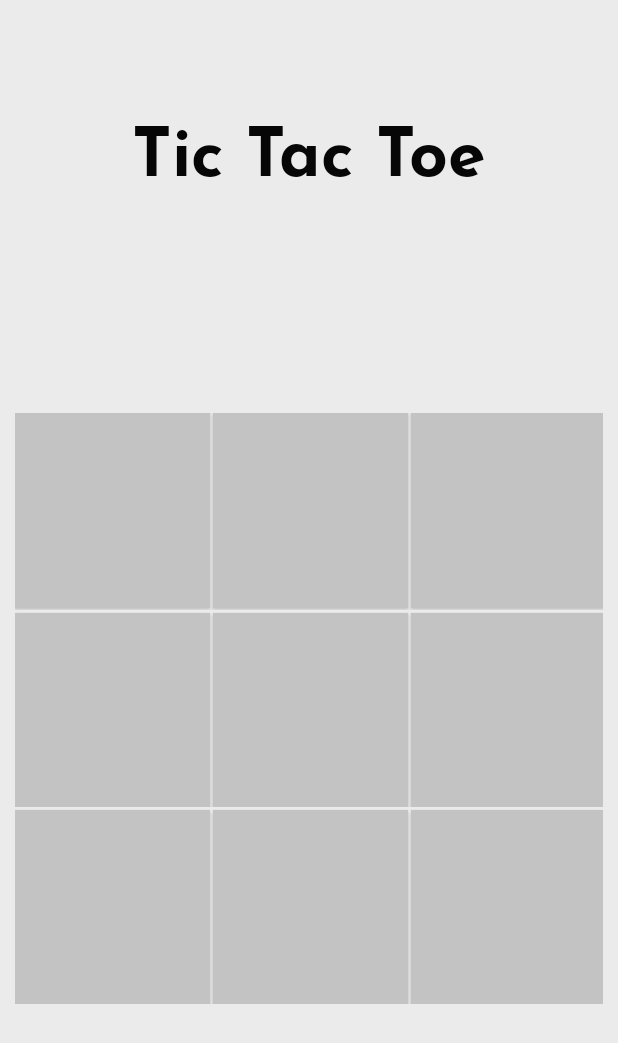
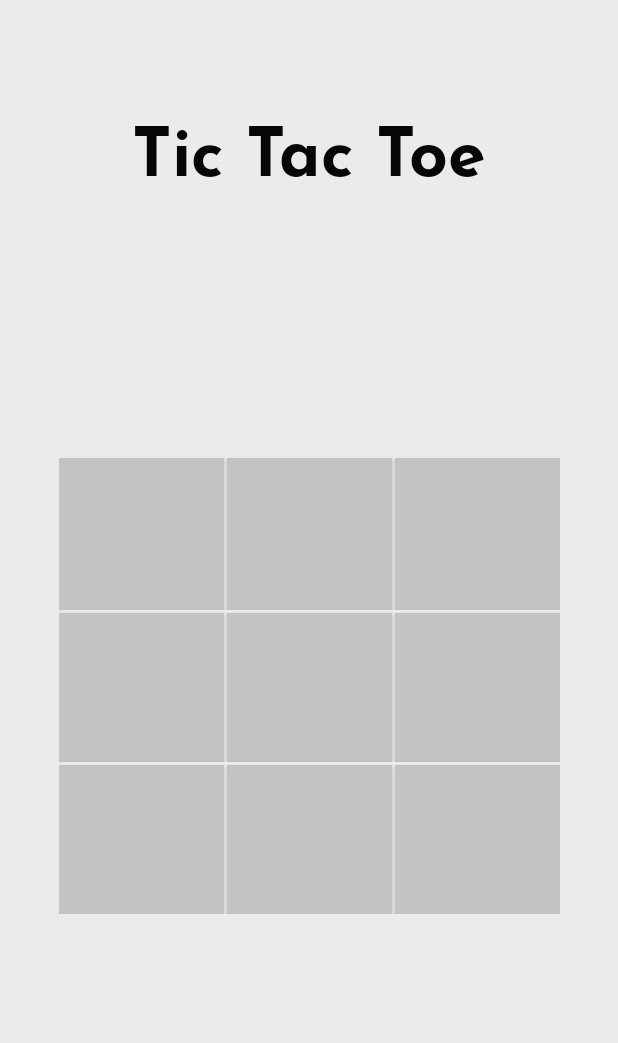
Before and after one commit to PatrykKudyk/TicTacToe, an Android app: the fragment GameFragment placed in its activity, on a phone screen of 412 x 824 dp. Shown: the top 1043 px of the screen. Run offline under Robolectric (Android 15) with nearby library versions, the phone set to English and light mode, and no system bars.

Commit message:
code cleanup

```diff
--- a/TicTacToe/app/src/main/res/layout/fragment_game.xml
+++ b/TicTacToe/app/src/main/res/layout/fragment_game.xml
@@ -12,8 +12,8 @@
         android:background="@color/colorBackground">
 
         <LinearLayout
-            android:layout_width="394dp"
-            android:layout_height="394dp"
+            android:layout_width="334dp"
+            android:layout_height="334dp"
             android:orientation="vertical"
             app:layout_constraintBottom_toBottomOf="parent"
             app:layout_constraintEnd_toEndOf="parent"
@@ -22,56 +22,56 @@
 
             <LinearLayout
                 android:layout_width="match_parent"
-                android:layout_height="131dp"
+                android:layout_height="101dp"
                 android:orientation="horizontal">
 
                 <Button
                     android:id="@+id/game_up_left"
-                    android:layout_width="130dp"
-                    android:layout_height="130dp"
+                    android:layout_width="110dp"
+                    android:layout_height="110dp"
                     android:layout_marginEnd="2dp"
                     android:background="@color/colorButton" />
 
                 <Button
                     android:id="@+id/game_up"
-                    android:layout_width="130dp"
-                    android:layout_height="130dp"
+                    android:layout_width="110dp"
+                    android:layout_height="110dp"
                     android:layout_marginEnd="2dp"
                     android:background="@color/colorButton" />
 
                 <Button
                     android:id="@+id/game_up_right"
-                    android:layout_width="130dp"
-                    android:layout_height="130dp"
+                    android:layout_width="110dp"
+                    android:layout_height="110dp"
                     android:background="@color/colorButton" />
 
             </LinearLayout>
 
             <LinearLayout
                 android:layout_width="match_parent"
-                android:layout_height="131dp"
+                android:layout_height="101dp"
                 android:orientation="horizontal">
 
                 <Button
                     android:id="@+id/game_center_left"
-                    android:layout_width="130dp"
-                    android:layout_height="130dp"
+                    android:layout_width="110dp"
+                    android:layout_height="110dp"
                     android:layout_marginTop="2dp"
                     android:layout_marginEnd="2dp"
                     android:background="@color/colorButton" />
 
                 <Button
                     android:id="@+id/game_center"
-                    android:layout_width="130dp"
-                    android:layout_height="130dp"
+                    android:layout_width="110dp"
+                    android:layout_height="110dp"
                     android:layout_marginTop="2dp"
                     android:layout_marginEnd="2dp"
                     android:background="@color/colorButton" />
 
                 <Button
                     android:id="@+id/game_center_right"
-                    android:layout_width="130dp"
-                    android:layout_height="130dp"
+                    android:layout_width="110dp"
+                    android:layout_height="110dp"
                     android:layout_marginTop="2dp"
                     android:background="@color/colorButton" />
 
@@ -79,29 +79,29 @@
 
             <LinearLayout
                 android:layout_width="match_parent"
-                android:layout_height="131dp"
+                android:layout_height="101dp"
                 android:orientation="horizontal">
 
                 <Button
                     android:id="@+id/game_bottom_left"
-                    android:layout_width="130dp"
-                    android:layout_height="130dp"
+                    android:layout_width="110dp"
+                    android:layout_height="110dp"
                     android:layout_marginTop="2dp"
                     android:layout_marginEnd="2dp"
                     android:background="@color/colorButton" />
 
                 <Button
                     android:id="@+id/game_bottom"
-                    android:layout_width="130dp"
-                    android:layout_height="130dp"
+                    android:layout_width="110dp"
+                    android:layout_height="110dp"
                     android:layout_marginTop="2dp"
                     android:layout_marginEnd="2dp"
                     android:background="@color/colorButton" />
 
                 <Button
                     android:id="@+id/game_bottom_right"
-                    android:layout_width="130dp"
-                    android:layout_height="130dp"
+                    android:layout_width="110dp"
+                    android:layout_height="110dp"
                     android:layout_marginTop="2dp"
                     android:background="@color/colorButton" />
 
```
